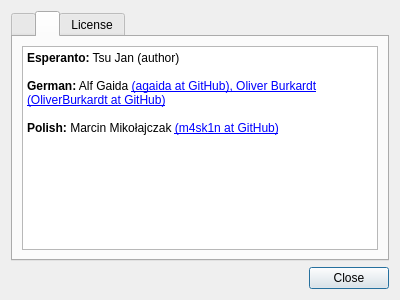
First picture: the form in feathernotes/about.ui, repository tsujan/FeatherNotes, before the edit.
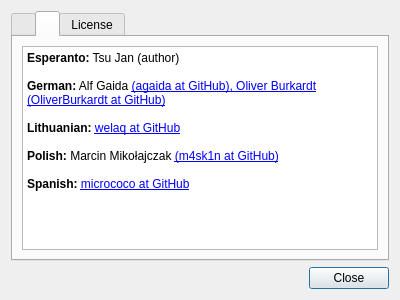
Second picture: the form after the edit. The open tabs and pages were chosen to show the change.

What changed in the file:
```diff
--- a/feathernotes/about.ui
+++ b/feathernotes/about.ui
@@ -101,7 +101,11 @@
 &lt;p style=&quot;-qt-paragraph-type:empty; margin-top:0px; margin-bottom:0px; margin-left:0px; margin-right:0px; -qt-block-indent:0; text-indent:0px;&quot;&gt;&lt;br /&gt;&lt;/p&gt;
 &lt;p style=&quot; margin-top:0px; margin-bottom:0px; margin-left:0px; margin-right:0px; -qt-block-indent:0; text-indent:0px;&quot;&gt;&lt;span style=&quot; font-weight:600;&quot;&gt;German:&lt;/span&gt; Alf Gaida &lt;a href=&quot;https://github.com/agaida&quot;&gt;&lt;span;&gt;(agaida at GitHub)&lt;/span&gt;&lt;/a&lt;/p&gt;, Oliver Burkardt &lt;a href=&quot;https://github.com/OliverBurkardt&quot;&gt;&lt;span;&gt;(OliverBurkardt at GitHub)&lt;/span&gt;&lt;/a&lt;/p&gt;
 &lt;p style=&quot;-qt-paragraph-type:empty; margin-top:0px; margin-bottom:0px; margin-left:0px; margin-right:0px; -qt-block-indent:0; text-indent:0px;&quot;&gt;&lt;br /&gt;&lt;/p&gt;
-&lt;p style=&quot; margin-top:0px; margin-bottom:0px; margin-left:0px; margin-right:0px; -qt-block-indent:0; text-indent:0px;&quot;&gt;&lt;span style=&quot; font-weight:600;&quot;&gt;Polish:&lt;/span&gt; Marcin Mikołajczak &lt;a href=&quot;https://github.com/m4sk1n&quot;&gt;&lt;span;&gt;(m4sk1n at GitHub)&lt;/span&gt;&lt;/a&gt;&lt;/p&gt;</string>
+&lt;p style=&quot; margin-top:0px; margin-bottom:0px; margin-left:0px; margin-right:0px; -qt-block-indent:0; text-indent:0px;&quot;&gt;&lt;span style=&quot; font-weight:600;&quot;&gt;Lithuanian:&lt;/span&gt; &lt;a href=&quot;https://github.com/welaq&quot;&gt;&lt;span;&gt;welaq at GitHub&lt;/span&gt;&lt;/a&gt;
+&lt;p style=&quot;-qt-paragraph-type:empty; margin-top:0px; margin-bottom:0px; margin-left:0px; margin-right:0px; -qt-block-indent:0; text-indent:0px;&quot;&gt;&lt;br /&gt;&lt;/p&gt;
+&lt;p style=&quot; margin-top:0px; margin-bottom:0px; margin-left:0px; margin-right:0px; -qt-block-indent:0; text-indent:0px;&quot;&gt;&lt;span style=&quot; font-weight:600;&quot;&gt;Polish:&lt;/span&gt; Marcin Mikołajczak &lt;a href=&quot;https://github.com/m4sk1n&quot;&gt;&lt;span;&gt;(m4sk1n at GitHub)&lt;/span&gt;&lt;/a&gt;&lt;/p&gt;
+&lt;p style=&quot;-qt-paragraph-type:empty; margin-top:0px; margin-bottom:0px; margin-left:0px; margin-right:0px; -qt-block-indent:0; text-indent:0px;&quot;&gt;&lt;br /&gt;&lt;/p&gt;
+&lt;p style=&quot; margin-top:0px; margin-bottom:0px; margin-left:0px; margin-right:0px; -qt-block-indent:0; text-indent:0px;&quot;&gt;&lt;span style=&quot; font-weight:600;&quot;&gt;Spanish:&lt;/span&gt; &lt;a href=&quot;https://github.com/micrococo&quot;&gt;&lt;span;&gt;micrococo at GitHub&lt;/span&gt;&lt;/a&gt;&lt;/p&gt;&lt;/body&gt;&lt;/html&gt;</string>
          </property>
          <property name="openExternalLinks">
           <bool>true</bool>
```
